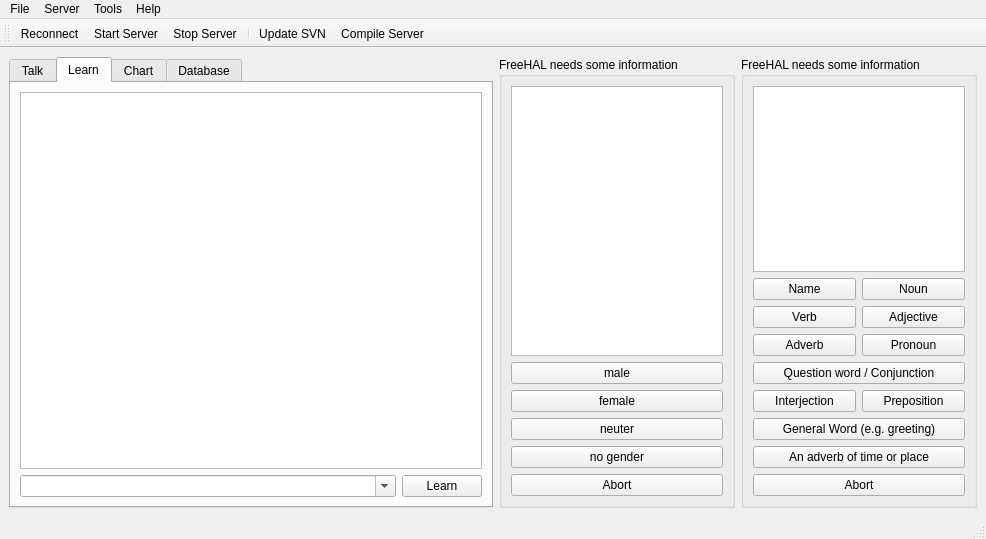
This is hal2009/gui-qt/ui/freehal.ui in leuchtraketen/freehal_main as Qt 5 draws it before an edit. The edited form follows.
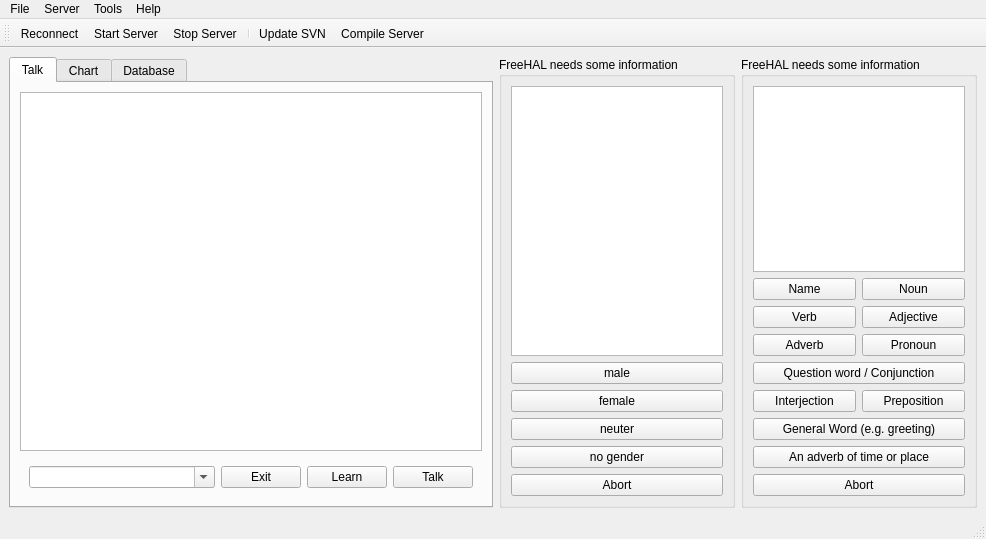
This is the edited form. The open tabs and pages were chosen to show the change. Icons and pictures are not drawn.

Diff of the .ui file:
```diff
--- a/hal2009/gui-qt/ui/freehal.ui
+++ b/hal2009/gui-qt/ui/freehal.ui
@@ -271,16 +271,10 @@
            <enum>QFrame::Plain</enum>
           </property>
           <layout class="QHBoxLayout" name="horizontalLayout">
-           <property name="spacing">
-            <number>6</number>
-           </property>
-           <property name="margin">
-            <number>0</number>
-           </property>
            <item>
             <widget class="QComboBox" name="lineedit_talk">
              <property name="sizePolicy">
-              <sizepolicy hsizetype="Preferred" vsizetype="Fixed">
+              <sizepolicy hsizetype="Expanding" vsizetype="Fixed">
                <horstretch>0</horstretch>
                <verstretch>0</verstretch>
               </sizepolicy>
@@ -318,81 +312,6 @@
             </widget>
            </item>
            <item>
-            <widget class="QPushButton" name="pushButton">
-             <property name="sizePolicy">
-              <sizepolicy hsizetype="Fixed" vsizetype="Fixed">
-               <horstretch>0</horstretch>
-               <verstretch>0</verstretch>
-              </sizepolicy>
-             </property>
-             <property name="text">
-              <string>Talk</string>
-             </property>
-            </widget>
-           </item>
-          </layout>
-         </widget>
-        </item>
-       </layout>
-      </widget>
-      <widget class="QWidget" name="Learn">
-       <attribute name="title">
-        <string>Learn</string>
-       </attribute>
-       <layout class="QVBoxLayout" name="verticalLayout_2">
-        <item>
-         <widget class="QTextEdit" name="textedit_learn">
-          <property name="enabled">
-           <bool>true</bool>
-          </property>
-          <property name="font">
-           <font>
-            <kerning>false</kerning>
-           </font>
-          </property>
-          <property name="readOnly">
-           <bool>true</bool>
-          </property>
-          <property name="html">
-           <string>&lt;!DOCTYPE HTML PUBLIC &quot;-//W3C//DTD HTML 4.0//EN&quot; &quot;http://www.w3.org/TR/REC-html40/strict.dtd&quot;&gt;
-&lt;html&gt;&lt;head&gt;&lt;meta name=&quot;qrichtext&quot; content=&quot;1&quot; /&gt;&lt;style type=&quot;text/css&quot;&gt;
-p, li { white-space: pre-wrap; }
-&lt;/style&gt;&lt;/head&gt;&lt;body style=&quot; font-family:'Sans'; font-size:8pt; font-weight:400; font-style:normal;&quot;&gt;
-&lt;p style=&quot;-qt-paragraph-type:empty; margin-top:0px; margin-bottom:0px; margin-left:0px; margin-right:0px; -qt-block-indent:0; text-indent:0px; font-family:'DejaVu Sans'; font-size:10pt;&quot;&gt;&lt;/p&gt;&lt;/body&gt;&lt;/html&gt;</string>
-          </property>
-         </widget>
-        </item>
-        <item>
-         <widget class="QFrame" name="frame_3">
-          <property name="frameShape">
-           <enum>QFrame::NoFrame</enum>
-          </property>
-          <property name="frameShadow">
-           <enum>QFrame::Plain</enum>
-          </property>
-          <layout class="QHBoxLayout" name="horizontalLayout_2">
-           <property name="margin">
-            <number>0</number>
-           </property>
-           <item>
-            <widget class="QComboBox" name="lineedit_learn">
-             <property name="editable">
-              <bool>true</bool>
-             </property>
-             <property name="maxVisibleItems">
-              <number>20</number>
-             </property>
-             <property name="insertPolicy">
-              <enum>QComboBox::NoInsert</enum>
-             </property>
-             <item>
-              <property name="text">
-               <string/>
-              </property>
-             </item>
-            </widget>
-           </item>
-           <item>
             <widget class="QPushButton" name="pushButton_learn">
              <property name="sizePolicy">
               <sizepolicy hsizetype="Fixed" vsizetype="Fixed">
@@ -405,6 +324,19 @@
              </property>
             </widget>
            </item>
+           <item>
+            <widget class="QPushButton" name="pushButton">
+             <property name="sizePolicy">
+              <sizepolicy hsizetype="Fixed" vsizetype="Fixed">
+               <horstretch>0</horstretch>
+               <verstretch>0</verstretch>
+              </sizepolicy>
+             </property>
+             <property name="text">
+              <string>Talk</string>
+             </property>
+            </widget>
+           </item>
           </layout>
          </widget>
         </item>
```
